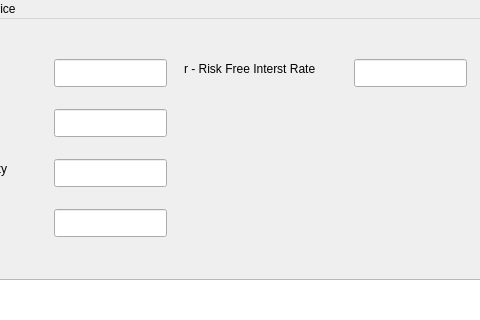
Above: form1.ui from caiorss/qtwidgets-sample-uis before the change; both pictures show x 116 to 596 and y 0 to 320 of the 800 by 600 pixel window. Below: the same form after it.
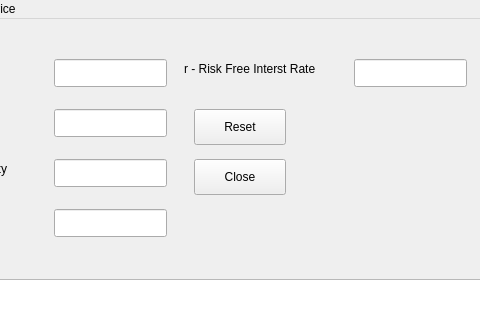
That is the form after the change.

Commit message: Update form form1.ui - add new buttons.

The edit to the form file:
```diff
--- a/form1.ui
+++ b/form1.ui
@@ -154,6 +154,32 @@
      <bool>true</bool>
     </property>
    </widget>
+   <widget class="QPushButton" name="btnReset">
+    <property name="geometry">
+     <rect>
+      <x>310</x>
+      <y>90</y>
+      <width>92</width>
+      <height>36</height>
+     </rect>
+    </property>
+    <property name="text">
+     <string>Reset</string>
+    </property>
+   </widget>
+   <widget class="QPushButton" name="btnClose">
+    <property name="geometry">
+     <rect>
+      <x>310</x>
+      <y>140</y>
+      <width>92</width>
+      <height>36</height>
+     </rect>
+    </property>
+    <property name="text">
+     <string>Close</string>
+    </property>
+   </widget>
   </widget>
   <widget class="QMenuBar" name="menubar">
    <property name="geometry">
```
Left out of the diff: 2 changed lines with no effect on the pictures.
